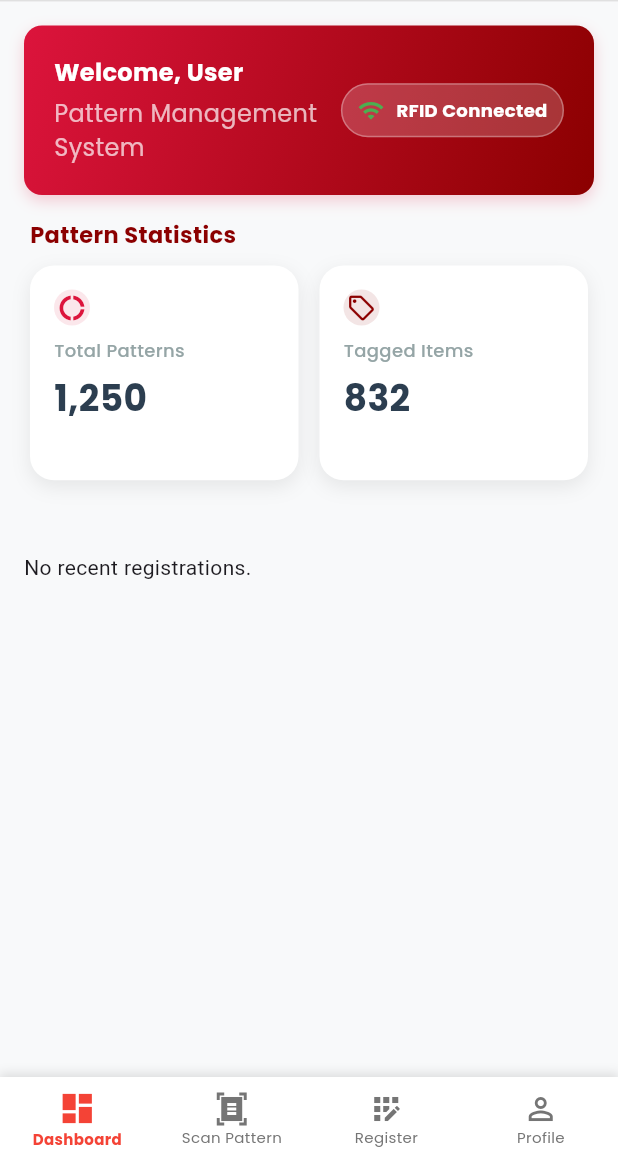
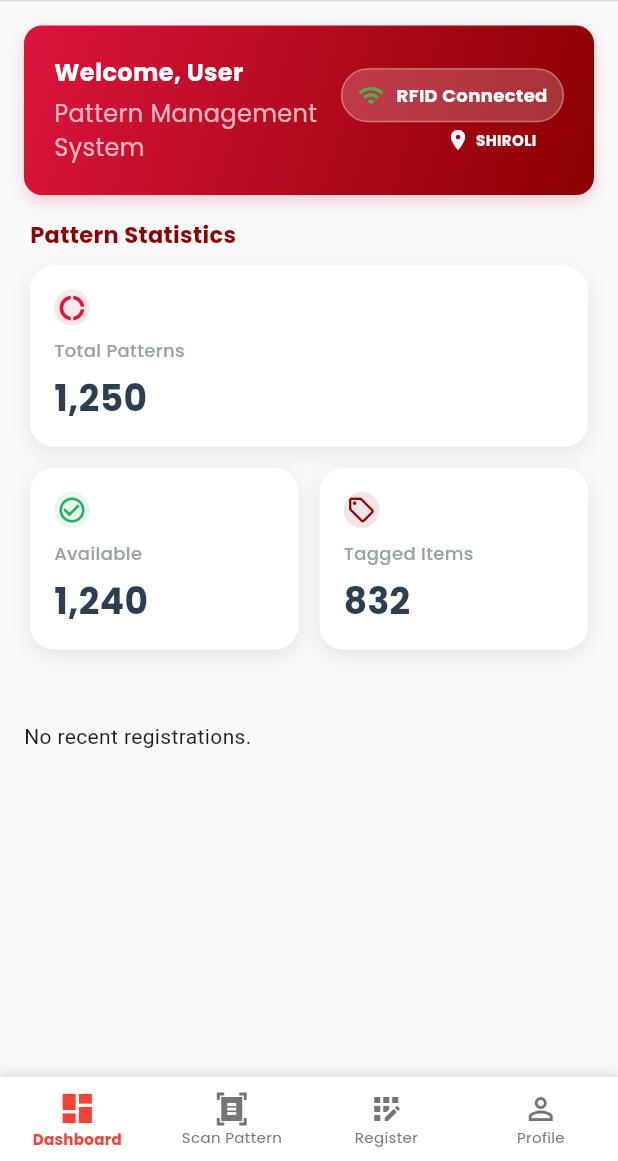
Before and after one commit to kartik040404/rfid_may, a Flutter app: the screen it shows after launch, on a phone screen of 412 x 824 dp, the part 75-1236 px from its top. Run offline on Flutter 3.47's test engine with Material 3 defaults, Android fonts, the phone set to English and light mode, and no system bars; our stand-ins replace flutter_typeahead, shared_preferences.

Commit message:
Dashboard Updated

```diff
--- a/lib/ui/screens/dashboard_screens/ProfileScreen.dart
+++ b/lib/ui/screens/dashboard_screens/ProfileScreen.dart
@@ -166,13 +166,14 @@ class ProfileAccountSection extends StatelessWidget {
           },
         ),
         const SizedBox(height: 8),
+        //---------------------------------Logout Button---------------------------------//
         const LogoutButton(),
       ],
     );
   }
 }
 
-// Account Option Tile Widget
+//---------------------------------Account Option Tile Widget---------------------------------//
 class AccountOptionTile extends StatelessWidget {
   final String title;
   final IconData icon;
--- a/lib/ui/screens/dashboard_screens/dashboard.dart
+++ b/lib/ui/screens/dashboard_screens/dashboard.dart
@@ -5,34 +5,6 @@ import 'package:shared_preferences/shared_preferences.dart';
 import '../../../RFIDPlugin.dart';
 import '../../../services/local_storage_service.dart';
 import '../../../utils/date_format.dart';
-import '../../widgets/BottomNaviagtionBar.dart';
-
-// class MainScreen extends StatefulWidget {
-//    MainScreen({Key? key}) : super(key: key);
-//
-//   @override
-//   State<MainScreen> createState() => _MainScreenState();
-// }
-//
-// class _MainScreenState extends State<MainScreen> {
-//   @override
-//   void initState() {
-//     super.initState();
-//     _initializeRFID();
-//   }
-//
-//   Future<void> _initializeRFID() async {
-//     await RFIDPlugin.initRFID();
-//   }
-//
-//   @override
-//   Widget build(BuildContext context) {
-//     return  Scaffold(
-//       body: DashboardContent(), // Change to any other screen you want
-//     );
-//   }
-// }
-
 
 class DashboardTheme {
   static const Color primaryRed = Color(0xFFDC143C);
@@ -89,7 +61,13 @@ class _DashboardContentState extends State<DashboardContent> {
   @override
   void initState() {
     super.initState();
+    // _initializeRFID();
+
   }
+
+  // Future<void> _initializeRFID() async {
+  //   await RFIDPlugin.initRFID();
+  // }
 
   @override
   Widget build(BuildContext context) {
@@ -137,11 +115,13 @@ class _DashboardContentState extends State<DashboardContent> {
             child: Column(
               crossAxisAlignment: CrossAxisAlignment.start,
               children: [
+                //---------------------------------Welcome message for user---------------------------//
                 Text(
                   "Welcome, ${widget.userName}",
                   style: DashboardTheme.headerStyle.copyWith(fontSize: 16), // Smaller font
                 ),
                 const SizedBox(height: 4), // Less spacing
+                //---------------------------------App title---------------------------//
                 const Text(
                   "Pattern Management System",
                   style: DashboardTheme.subHeaderStyle,
@@ -149,16 +129,20 @@ class _DashboardContentState extends State<DashboardContent> {
               ],
             ),
           ),
+          //---------------------------------RFID connection status widget---------------------------//
           _buildConnectionStatus(),
         ],
       ),
     );
   }
 
-  //-----------------------------------------------------RFID Connection----------------------------------------------//
 
+  //---------------------------------Widget to show RFID connection status---------------------------//
   Widget _buildConnectionStatus() {
-    return Container(
+    return Column(
+      crossAxisAlignment: CrossAxisAlignment.start,
+      children: [
+        Container(
           padding: const EdgeInsets.symmetric(horizontal: 10, vertical: 8),
           decoration: BoxDecoration(
             color: Colors.white.withOpacity(0.2),
@@ -181,58 +165,77 @@ class _DashboardContentState extends State<DashboardContent> {
               ),
             ],
           ),
+        ),
+        const SizedBox(height: 4,),
+        const Padding(
+          padding: EdgeInsets.only(left: 70.0),
+          child: Row(
+            mainAxisSize: MainAxisSize.min,
+            children: [
+              Icon(Icons.location_on, color: Colors.white, size: 16),
+              SizedBox(width: 4),
+              Text(
+                "SHIROLI",
+                style: TextStyle(
+                  fontFamily: 'Poppins',
+                  fontSize: 10,
+                  fontWeight: FontWeight.w600,
+                  color: Colors.white,
+                ),
+              ),
+            ],
+          ),
+        ),
+      ],
     );
   }
 
   Widget _buildStatisticsSection() {
-    return Padding(
-      padding: const EdgeInsets.symmetric(horizontal: 20),
+    return const Padding(
+      padding: EdgeInsets.symmetric(horizontal: 20),
       child: Column(
         crossAxisAlignment: CrossAxisAlignment.start,
         children: [
-          const Text("Pattern Statistics", style: DashboardTheme.sectionTitleStyle),
-          const SizedBox(height: 10),
-          LayoutBuilder(
-            builder: (context, constraints) {
-              return GridView.count(
-                crossAxisCount: 2,
-                crossAxisSpacing: 14,
-                mainAxisSpacing: 14,
-                shrinkWrap: true,
-                physics: const NeverScrollableScrollPhysics(),
-                childAspectRatio: 1.25,
+          Text("Pattern Statistics", style: DashboardTheme.sectionTitleStyle),
+          SizedBox(height: 10),
+          // First card full width
+          Row(
             children: const [
-                  StatsCard(
+              Expanded(
+                child: StatsCard(
                   title: "Total Patterns",
                   value: "1,250",
                   trend: "+12% this month",
                   icon: Icons.donut_large_outlined,
                   iconColor: DashboardTheme.primaryRed,
                 ),
-                  // StatsCard(
-                  //   title: "Available",
-                  //   value: "1,240",
-                  //   trend: "Ready to use",
-                  //   icon: Icons.check_circle_outline,
-                  //   iconColor: Color(0xFF27AE60),
-                  // ),
-                  // StatsCard(
-                  //   title: "Pending",
-                  //   value: "5",
-                  //   trend: "Needs approval",
-                  //   icon: Icons.schedule_outlined,
-                  //   iconColor: Color(0xFFFF6B35),
-                  // ),
-                  StatsCard(
+              ),
+            ],
+          ),
+          SizedBox(height: 14),
+          // Next two cards in a row
+          Row(
+            children: [
+              Expanded(
+                child: StatsCard(
+                  title: "Available",
+                  value: "1,240",
+                  trend: "Ready to use",
+                  icon: Icons.check_circle_outline,
+                  iconColor: Color(0xFF27AE60),
+                ),
+              ),
+              SizedBox(width: 14),
+              Expanded(
+                child: StatsCard(
                   title: "Tagged Items",
                   value: "832",
                   trend: "RFID enabled",
                   icon: Icons.local_offer_outlined,
                   iconColor: DashboardTheme.darkRed,
                 ),
+              ),
             ],
-              );
-            },
           ),
         ],
       ),
@@ -369,19 +372,6 @@ class StatsCard extends StatelessWidget {
                   maxLines: 1,
                   overflow: TextOverflow.ellipsis,
                 ),
-                // Uncomment if you want to show trend info
-                // const SizedBox(height: 4),
-                // Text(
-                //   trend,
-                //   style: TextStyle(
-                //     fontFamily: 'Poppins',
-                //     fontSize: 10,
-                //     color: Colors.grey[500],
-                //     fontWeight: FontWeight.w400,
-                //   ),
-                //   maxLines: 1,
-                //   overflow: TextOverflow.ellipsis,
-                // ),
               ],
             ),
           ),
```
Also changed, not shown: lib/ui/screens/dashboard_screens/AboutScreen.dart (+15 -0 lines), lib/ui/screens/registerpattern/patternregister.dart (+17 -28 lines). Lines whose indentation alone changed are shown as unchanged.
